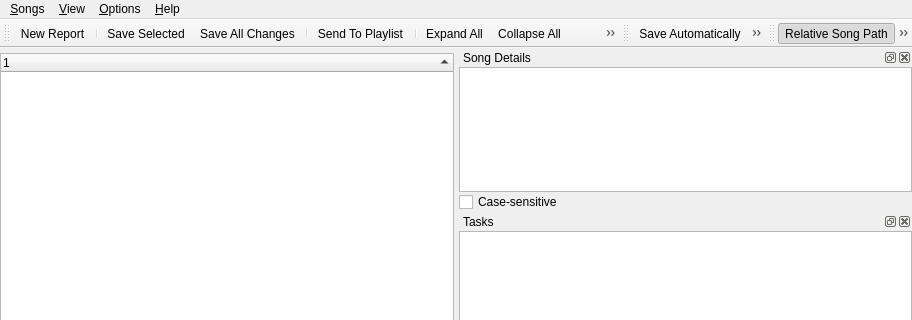
This is uman/src/QUMainWindow.ui in UltraStar-Deluxe/UltraStar-Manager as Qt 5 draws it before an edit; both pictures show x 0 to 912 and y 0 to 320 of the 912 by 765 pixel window. The edited form follows.
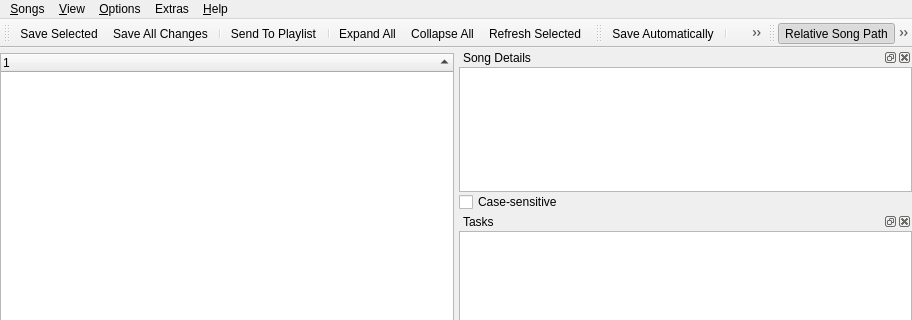
This is the edited form. Icons and pictures are not drawn. Custom widgets are drawn as their Qt base class.

Commit message: new extras menu; backup audio files added

Patch:
```diff
--- a/uman/src/QUMainWindow.ui
+++ b/uman/src/QUMainWindow.ui
@@ -1046,7 +1046,7 @@
      <x>0</x>
      <y>0</y>
      <width>912</width>
-     <height>22</height>
+     <height>21</height>
     </rect>
    </property>
    <widget class="QMenu" name="menuAbout_Qt" >
@@ -1115,9 +1115,17 @@
     <addaction name="actionFilter" />
     <addaction name="separator" />
    </widget>
+   <widget class="QMenu" name="menuExtras" >
+    <property name="title" >
+     <string>Extras</string>
+    </property>
+    <addaction name="actionNewReport" />
+    <addaction name="actionBackupAudioFiles" />
+   </widget>
    <addaction name="menuSongs" />
    <addaction name="menuView" />
    <addaction name="menuOptions" />
+   <addaction name="menuExtras" />
    <addaction name="menuAbout_Qt" />
   </widget>
   <widget class="QStatusBar" name="statusbar" >
@@ -1134,8 +1142,8 @@
    <property name="geometry" >
     <rect>
      <x>0</x>
-     <y>22</y>
-     <width>191</width>
+     <y>21</y>
+     <width>164</width>
      <height>26</height>
     </rect>
    </property>
@@ -1160,8 +1168,6 @@
    <attribute name="toolBarBreak" >
     <bool>false</bool>
    </attribute>
-   <addaction name="actionNewReport" />
-   <addaction name="separator" />
    <addaction name="actionSaveSelected" />
    <addaction name="actionSaveAll" />
    <addaction name="separator" />
@@ -1174,9 +1180,9 @@
   <widget class="QToolBar" name="optionsBar" >
    <property name="geometry" >
     <rect>
-     <x>191</x>
-     <y>22</y>
-     <width>162</width>
+     <x>164</x>
+     <y>21</y>
+     <width>164</width>
      <height>26</height>
     </rect>
    </property>
```
Left out of the diff: 35 changed lines with no effect on the pictures. The commit also changes 6 other files.
